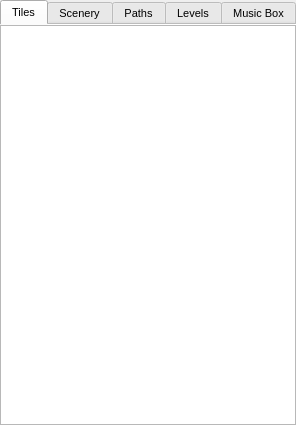
The window that Editor/main_window/dock/wld_item_toolbox.ui (WohlSoft/Moondust-Project) describes before a commit, drawn with Qt 5.
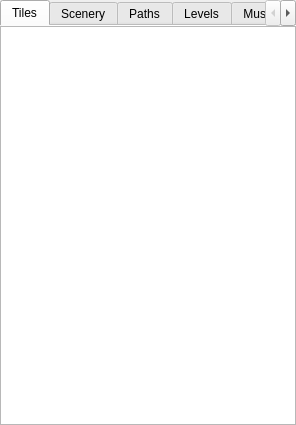
The same window after the commit. Icons and pictures are not drawn.

Commit message: More works with fonts on Mac!

```diff
--- a/Editor/main_window/dock/wld_item_toolbox.ui
+++ b/Editor/main_window/dock/wld_item_toolbox.ui
@@ -25,16 +25,7 @@
     <height>200</height>
    </size>
   </property>
-  <property name="font">
-   <font>
-    <family>Liberation Sans</family>
-    <pointsize>8</pointsize>
-    <weight>50</weight>
-    <italic>false</italic>
-    <bold>false</bold>
-   </font>
-  </property>
-  <property name="windowIcon">
+   <property name="windowIcon">
    <iconset resource="../../_resources/editor.qrc">
     <normaloff>:/images/world16.png</normaloff>:/images/world16.png</iconset>
   </property>
@@ -48,15 +39,6 @@
    <string>World Map Toolbox</string>
   </property>
   <widget class="QTabWidget" name="WorldToolBoxTabs">
-   <property name="font">
-    <font>
-     <family>Liberation Sans</family>
-     <pointsize>8</pointsize>
-     <weight>50</weight>
-     <italic>false</italic>
-     <bold>false</bold>
-    </font>
-   </property>
    <property name="tabPosition">
     <enum>QTabWidget::North</enum>
    </property>
@@ -97,15 +79,6 @@
      </property>
      <item row="0" column="0">
       <widget class="QTableWidget" name="WLD_TilesList">
-       <property name="font">
-        <font>
-         <family>Liberation Sans</family>
-         <pointsize>8</pointsize>
-         <weight>50</weight>
-         <italic>false</italic>
-         <bold>false</bold>
-        </font>
-       </property>
        <property name="selectionMode">
         <enum>QAbstractItemView::SingleSelection</enum>
        </property>
```
Left out of the diff: 2 changed lines with no effect on the pictures. The commit also changes 2 other files.
